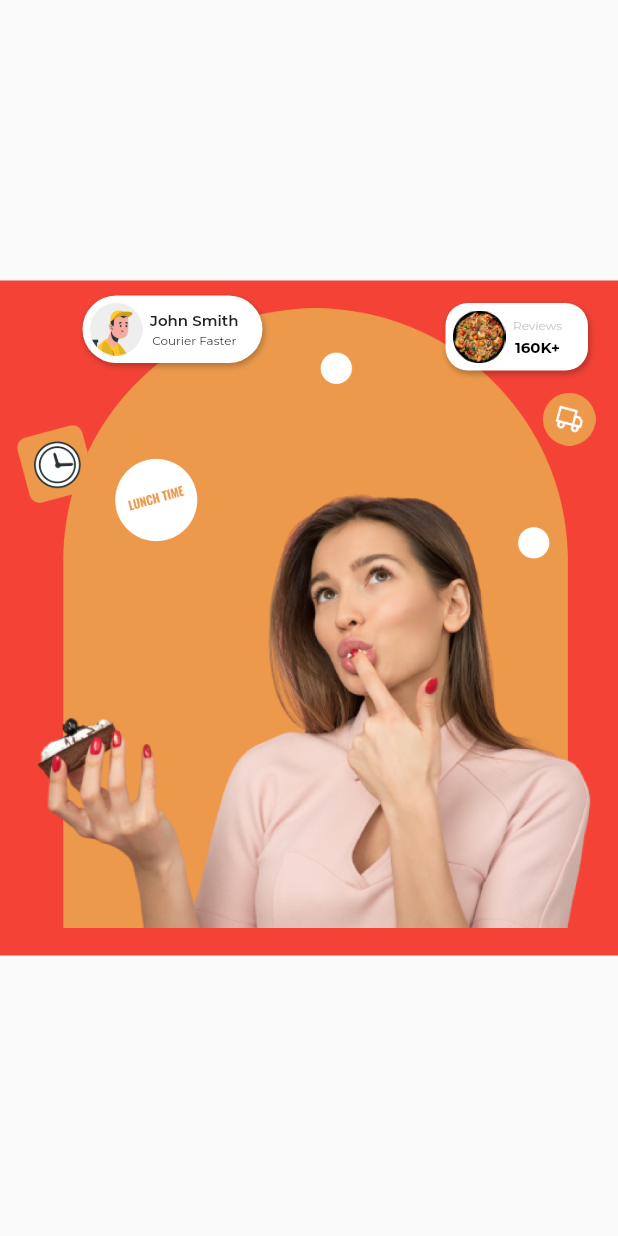
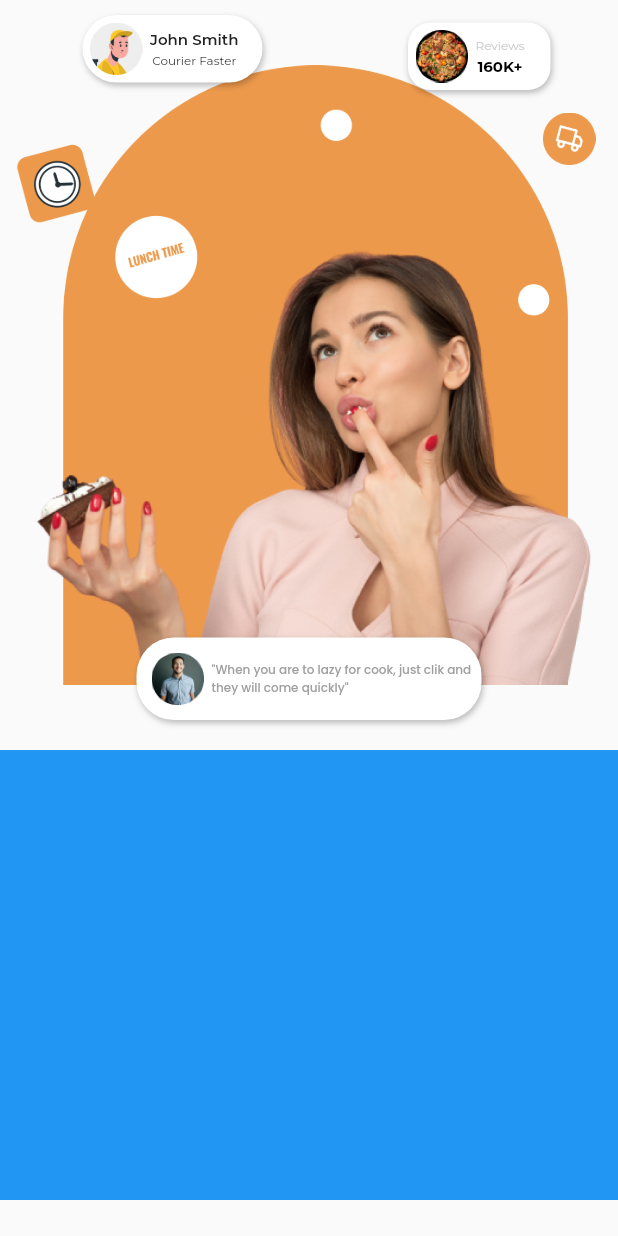
Before and after one commit to jesther-ai/food-delivery-app, a Flutter app: the screen it shows after launch, on a phone screen of 412 x 824 dp. Run offline on Flutter 3.47's test engine with Material 2 defaults, Android fonts, the phone set to English and light mode, and no system bars; drawn by our look-alikes of carousel_slider; our stand-ins replace flutter_staggered_animations, google_fonts.

Commit message:
finish header welcome screen

```diff
--- a/lib/screens/home_screen.dart
+++ b/lib/screens/home_screen.dart
@@ -9,14 +9,19 @@ class MyHomePage extends StatelessWidget {
     return Scaffold(
       extendBody: true,
       extendBodyBehindAppBar: true,
-      body: Column(
-        mainAxisAlignment: MainAxisAlignment.center,
-        children: [
-          const WelcomeHeader(),
-          Container(
-            color: Colors.blue,
+      body: SafeArea(
+        child: SingleChildScrollView(
+          child: Column(
+            mainAxisAlignment: MainAxisAlignment.start,
+            children: [
+              const WelcomeHeader(),
+              Container(
+                height: 300,
+                color: Colors.blue,
+              ),
+            ],
           ),
-        ],
+        ),
       ),
     );
   }
--- a/lib/themes/animation.dart
+++ b/lib/themes/animation.dart
@@ -35,9 +35,30 @@ class FoodAppAnimation1 extends StatelessWidget {
       position: position,
       duration: const Duration(milliseconds: 750),
       child: SlideAnimation(
-        verticalOffset: 750,
+        verticalOffset: 1500,
         child: child,
       ),
     );
   }
 }
+
+class FoodAppAnimation2 extends StatelessWidget {
+  const FoodAppAnimation2({
+    required this.position,
+    required this.child,
+    Key? key,
+  }) : super(key: key);
+  final int position;
+  final Widget child;
+  @override
+  Widget build(BuildContext context) {
+    return AnimationConfiguration.staggeredList(
+      position: position,
+      duration: const Duration(milliseconds: 750),
+      child: SlideAnimation(
+        horizontalOffset: 750,
+        child: child,
+      ),
+    );
+  }
+}
--- /dev/null
+++ b/lib/widgets/review_comments.dart
@@ -0,0 +1,41 @@
+import 'package:carousel_slider/carousel_slider.dart';
+import 'package:flutter/material.dart';
+import 'package:food_app_delivery/widgets/review_comments_card.dart';
+
+class ReviewsComments extends StatelessWidget {
+  const ReviewsComments({
+    required this.position,
+    Key? key,
+  }) : super(key: key);
+  final int position;
+  @override
+  Widget build(BuildContext context) {
+    double width = MediaQuery.of(context).size.width;
+    return Container(
+      width: width,
+      height: 75,
+      color: Colors.transparent,
+      child: CarouselSlider.builder(
+        options: CarouselOptions(
+          height: 55,
+          aspectRatio: 16 / 9,
+          viewportFraction: 0.8,
+          initialPage: 0,
+          enableInfiniteScroll: true,
+          reverse: false,
+          autoPlay: true,
+          autoPlayInterval: const Duration(milliseconds: 2500),
+          autoPlayAnimationDuration: const Duration(milliseconds: 800),
+          autoPlayCurve: Curves.fastOutSlowIn,
+          enlargeCenterPage: false,
+        ),
+        itemCount: 15,
+        itemBuilder: (BuildContext context, int itemIndex, int pageViewIndex) {
+          return ReviewCommentsCard(
+            position: position + itemIndex,
+          );
+        },
+      ),
+    );
+  }
+}
--- /dev/null
+++ b/lib/widgets/review_comments_card.dart
@@ -0,0 +1,55 @@
+import 'package:flutter/material.dart';
+import 'package:food_app_delivery/devices/utilities/hex_color.dart';
+import 'package:food_app_delivery/themes/animation.dart';
+import 'package:google_fonts/google_fonts.dart';
+
+class ReviewCommentsCard extends StatelessWidget {
+  const ReviewCommentsCard({
+    required this.position,
+    Key? key,
+  }) : super(key: key);
+  final int position;
+  @override
+  Widget build(BuildContext context) {
+    return FoodAppAnimation(
+      position: position,
+      child: Container(
+        height: 40,
+        width: 230,
+        decoration: BoxDecoration(
+          color: Colors.white,
+          borderRadius: BorderRadius.circular(25),
+          boxShadow: const [
+            BoxShadow(
+              color: Colors.black26,
+              blurRadius: 3,
+              offset: Offset(1, 2),
+            ),
+          ],
+        ),
+        padding: const EdgeInsets.only(left: 10, right: 5),
+        child: Row(
+          mainAxisAlignment: MainAxisAlignment.start,
+          children: [
+            Image.asset(
+              'assets/images/person1.png',
+              height: 35,
+              width: 35,
+            ),
+            const SizedBox(width: 5),
+            Expanded(
+              child: Text(
+                '"When you are to lazy for cook, just clik and they will come quickly"',
+                style: GoogleFonts.poppins(
+                  fontWeight: FontWeight.w500,
+                  fontSize: 8,
+                  color: HexColor('#9F9F9F'),
+                ),
+              ),
+            )
+          ],
+        ),
+      ),
+    );
+  }
+}
--- a/lib/widgets/welcome_header.dart
+++ b/lib/widgets/welcome_header.dart
@@ -1,10 +1,9 @@
 import 'package:flutter/material.dart';
-import 'package:food_app_delivery/devices/utilities/hex_color.dart';
 import 'package:food_app_delivery/themes/animation.dart';
 import 'package:food_app_delivery/widgets/clock_icon.dart';
 import 'package:food_app_delivery/widgets/courier_badge.dart';
 import 'package:food_app_delivery/widgets/review_badge.dart';
-import 'package:google_fonts/google_fonts.dart';
+import 'package:food_app_delivery/widgets/review_comments.dart';
 
 class WelcomeHeader extends StatelessWidget {
   const WelcomeHeader({
@@ -14,9 +13,9 @@ class WelcomeHeader extends StatelessWidget {
   @override
   Widget build(BuildContext context) {
     return Container(
-      height: 450,
+      height: 500,
       width: double.infinity,
-      color: Colors.red,
+      color: Colors.transparent,
       child: Stack(
         alignment: Alignment.center,
         children: [
@@ -43,7 +42,7 @@ class WelcomeHeader extends StatelessWidget {
           ),
           const Positioned(
             top: 15,
-            right: 20,
+            right: 45,
             child: ReviewBadge(
               position: 3,
             ),
@@ -60,6 +59,12 @@ class WelcomeHeader extends StatelessWidget {
               ),
             ),
           ),
+          const Positioned(
+            bottom: 10,
+            child: ReviewsComments(
+              position: 5,
+            ),
+          )
         ],
       ),
     );
--- a/pubspec.yaml
+++ b/pubspec.yaml
@@ -37,6 +37,7 @@ dependencies:
   provider: ^6.0.0
   flutter_staggered_animations: ^1.0.0
   google_fonts: ^3.0.1
+  carousel_slider: ^4.1.1
 dev_dependencies:
   flutter_test:
     sdk: flutter
```
Also changed, not shown: assets/images/person1.png (added), pubspec.lock.
